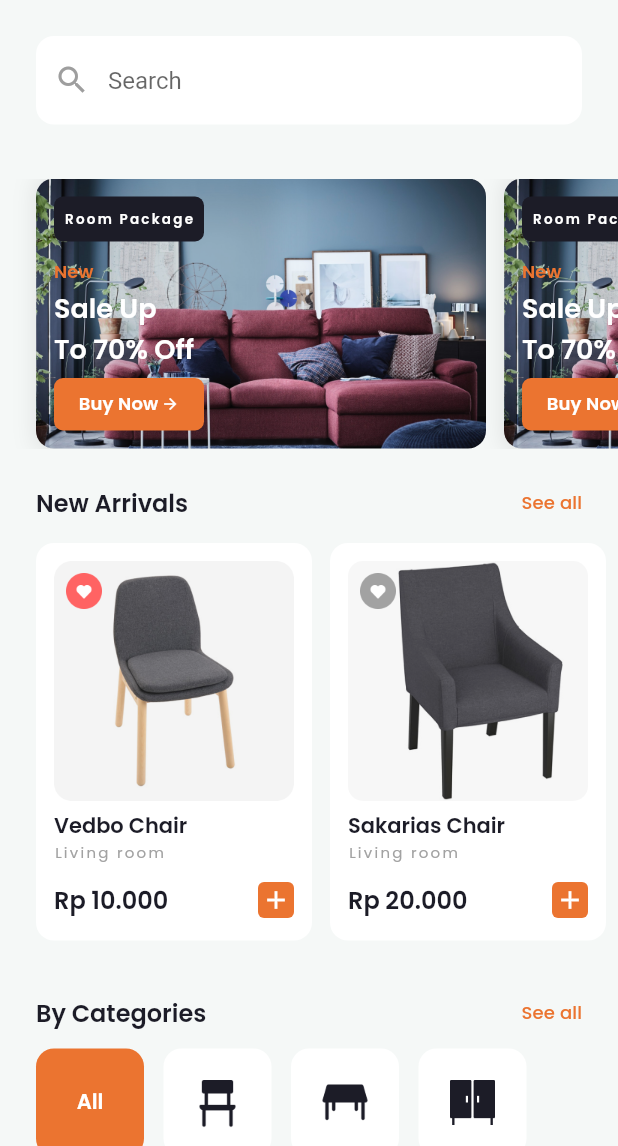
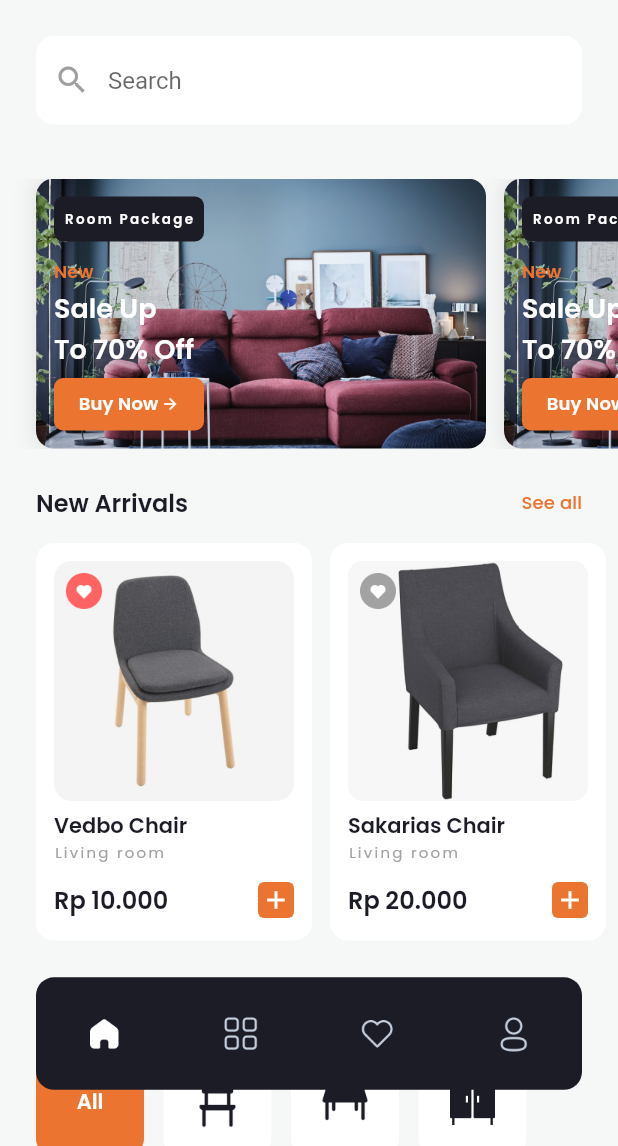
Before and after one commit to anggitpp/furnitour, a Flutter app: the screen it shows after launch, on a phone screen of 412 x 824 dp, the part 90-1236 px from its top. Run offline on Flutter 3.47's test engine with Material 2 defaults, Android fonts, the phone set to English and light mode, and no system bars; our stand-ins replace google_fonts, supercharged.

Commit message:
create main page for switch between page using custom navigation bar

```diff
--- a/lib/config/routes.dart
+++ b/lib/config/routes.dart
@@ -1,6 +1,8 @@
+import 'package:furnitour/pages/main/main_page.dart';
+
 import '../config/route_name.dart';
 import '../pages/home/home_page.dart';
 
 final routes = {
-  RouteName.home: (context) => const HomePage(),
+  RouteName.home: (context) => const MainPage(),
 };
--- /dev/null
+++ b/lib/pages/main/main_page.dart
@@ -0,0 +1,77 @@
+import 'package:flutter/material.dart';
+import 'package:furnitour/config/constant.dart';
+import 'package:furnitour/config/theme.dart';
+import 'package:furnitour/pages/explore/explore_page.dart';
+import 'package:furnitour/pages/home/home_page.dart';
+import 'package:furnitour/pages/profile/profile_page.dart';
+import 'package:furnitour/pages/wishlist/wishlist_page.dart';
+
+class MainPage extends StatefulWidget {
+  const MainPage({Key? key}) : super(key: key);
+
+  @override
+  State<MainPage> createState() => _MainPageState();
+}
+
+class _MainPageState extends State<MainPage> {
+  int selectedIndex = 0;
+
+  List<Widget> pages = [
+    const HomePage(),
+    const ExplorePage(),
+    const WishlistPage(),
+    const ProfilePage()
+  ];
+
+  List<String> icons = [
+    'home',
+    'explore',
+    'navbar-wishlist',
+    'profile',
+  ];
+  @override
+  Widget build(BuildContext context) {
+    return Scaffold(
+      body: Stack(
+        children: [
+          IndexedStack(index: selectedIndex, children: pages),
+          Align(
+            alignment: const Alignment(0, 0.9),
+            child: Container(
+              width: AppSizes.phoneWidthMargin(context),
+              height: 75,
+              decoration: BoxDecoration(
+                borderRadius: BorderRadius.circular(12),
+                color: blackColor,
+              ),
+              child: Row(
+                mainAxisAlignment: MainAxisAlignment.spaceAround,
+                children: icons
+                    .map(
+                      (e) => GestureDetector(
+                        onTap: () {
+                          setState(() {
+                            selectedIndex = icons.indexOf(e);
+                          });
+                        },
+                        child: Container(
+                          width: 24,
+                          height: 24,
+                          decoration: BoxDecoration(
+                            image: DecorationImage(
+                              image: AssetImage(
+                                  'assets/icons/${icons.indexOf(e) == selectedIndex ? '$e-icon-selected' : '$e-icon'}.png'),
+                            ),
+                          ),
+                        ),
+                      ),
+                    )
+                    .toList(),
+              ),
+            ),
+          ),
+        ],
+      ),
+    );
+  }
+}
```
Also changed, not shown: lib/pages/explore/explore_page.dart (added, +10 -0 lines), lib/pages/profile/profile_page.dart (added, +10 -0 lines), lib/pages/wishlist/wishlist_page.dart (added, +10 -0 lines), assets/icons/home-icon.png (added), 28 other files.
